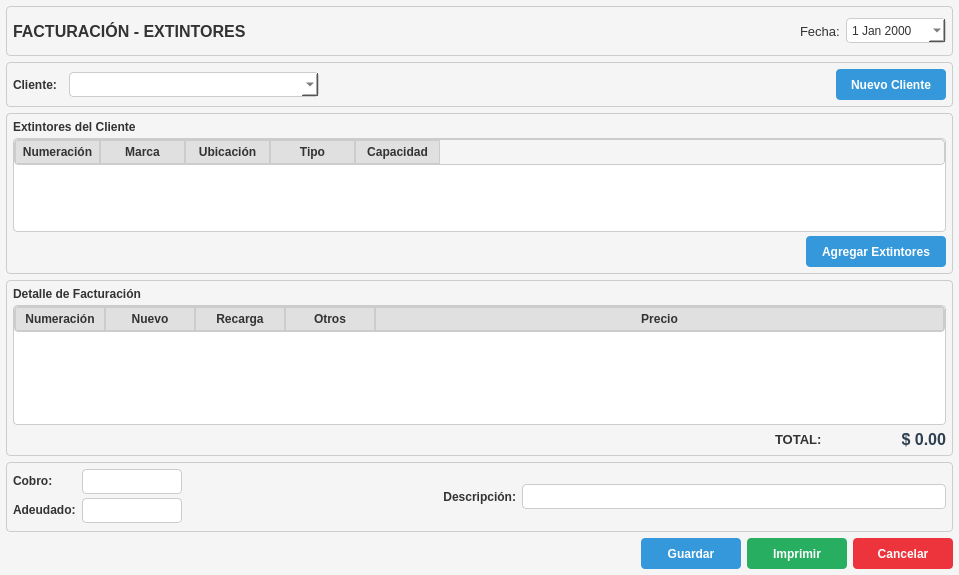
Qt form resources/ui/caja_tab.ui (Julian2455/beatmat) before a commit.
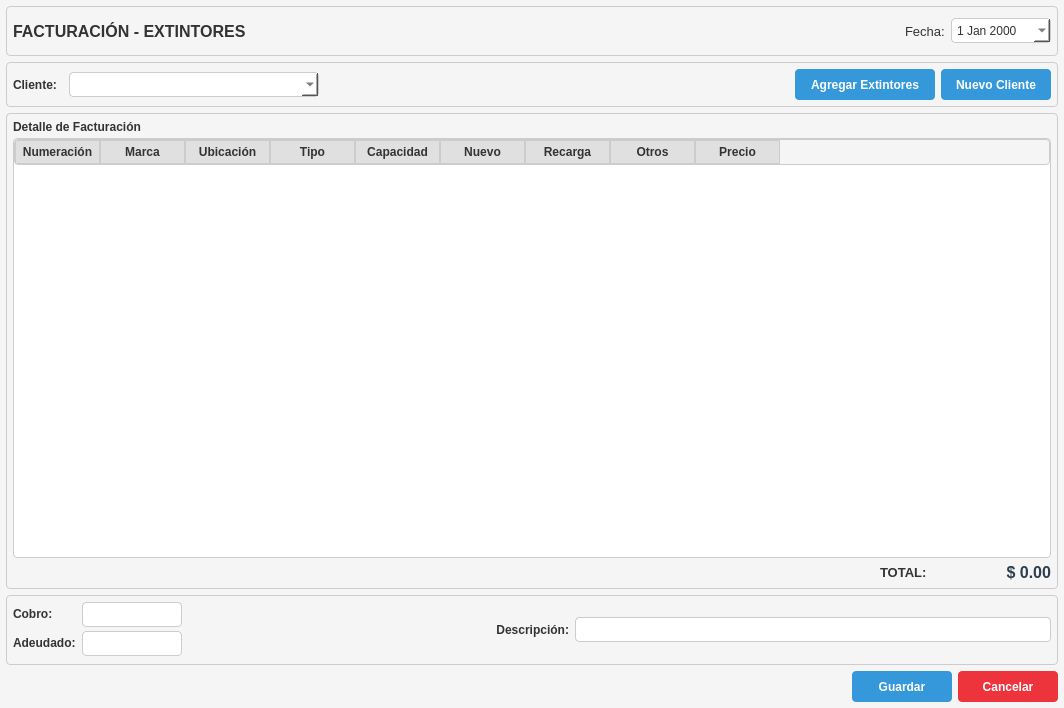
The same form after that commit. Icons and pictures are not drawn.

Commit message: tabla unica en caja

Patch:
```diff
--- a/resources/ui/caja_tab.ui
+++ b/resources/ui/caja_tab.ui
@@ -6,8 +6,8 @@
    <rect>
     <x>0</x>
     <y>0</y>
-    <width>959</width>
-    <height>575</height>
+    <width>1064</width>
+    <height>708</height>
    </rect>
   </property>
   <property name="windowTitle">
@@ -254,6 +254,31 @@
         </property>
        </spacer>
       </item>
+      <item>
+         <widget class="QPushButton" name="btnAgregarExtintores">
+          <property name="minimumSize">
+           <size>
+            <width>140</width>
+            <height>31</height>
+           </size>
+          </property>
+          <property name="font">
+           <font>
+           <bold>true</bold>
+           </font>
+          </property>
+          <property name="visible">
+           <bool>false</bool>
+          </property>
+          <property name="text">
+           <string>Agregar Extintores</string>
+          </property>
+          <property name="icon">
+           <iconset>
+            <normaloff>../images/extintor.png</normaloff>../images/extintor.png</iconset>
+          </property>
+         </widget>
+        </item>
       <item>
        <widget class="QPushButton" name="btnNuevoCliente">
         <property name="minimumSize">
@@ -324,7 +349,7 @@
          </font>
         </property>
         <property name="text">
-         <string>Extintores del Cliente</string>
+         <string>Detalle de Facturación</string>
         </property>
        </widget>
       </item>
@@ -367,109 +392,6 @@
           <string>Capacidad</string>
          </property>
         </column>
-       </widget>
-      </item>
-      <item>
-       <layout class="QHBoxLayout" name="horizontalLayout_3">
-        <item>
-         <spacer name="horizontalSpacer_3">
-          <property name="orientation">
-           <enum>Qt::Horizontal</enum>
-          </property>
-          <property name="sizeHint" stdset="0">
-           <size>
-            <width>40</width>
-            <height>20</height>
-           </size>
-          </property>
-         </spacer>
-        </item>
-        <item>
-         <widget class="QPushButton" name="btnAgregarExtintores">
-          <property name="minimumSize">
-           <size>
-            <width>140</width>
-            <height>31</height>
-           </size>
-          </property>
-          <property name="font">
-           <font>
-            <bold>true</bold>
-           </font>
-          </property>
-          <property name="visible">
-           <bool>false</bool>
-          </property>
-          <property name="text">
-           <string>Agregar Extintores</string>
-          </property>
-          <property name="icon">
-           <iconset>
-            <normaloff>../images/extintor.png</normaloff>../images/extintor.png</iconset>
-          </property>
-         </widget>
-        </item>
-       </layout>
-      </item>
-     </layout>
-    </widget>
-   </item>
-   <item>
-    <widget class="QFrame" name="frameDetalleFactura">
-     <property name="frameShape">
-      <enum>QFrame::StyledPanel</enum>
-     </property>
-     <property name="frameShadow">
-      <enum>QFrame::Raised</enum>
-     </property>
-     <layout class="QVBoxLayout" name="verticalLayout_3">
-      <property name="spacing">
-       <number>4</number>
-      </property>
-      <property name="leftMargin">
-       <number>6</number>
-      </property>
-      <property name="topMargin">
-       <number>6</number>
-      </property>
-      <property name="rightMargin">
-       <number>6</number>
-      </property>
-      <property name="bottomMargin">
-       <number>6</number>
-      </property>
-      <item>
-       <widget class="QLabel" name="labelDetalleFactura">
-        <property name="font">
-         <font>
-          <pointsize>9</pointsize>
-          <bold>true</bold>
-         </font>
-        </property>
-        <property name="text">
-         <string>Detalle de Facturación</string>
-        </property>
-       </widget>
-      </item>
-      <item>
-       <widget class="QTableWidget" name="tableDetalleFactura">
-        <property name="minimumSize">
-         <size>
-          <width>0</width>
-          <height>120</height>
-         </size>
-        </property>
-        <attribute name="horizontalHeaderDefaultSectionSize">
-         <number>90</number>
-        </attribute>
-        <attribute name="horizontalHeaderStretchLastSection">
-         <bool>true</bool>
-        </attribute>
-        <column>
-         <property name="text">
-          <string>Numeración</string>
-         </property>
-        </column>
         <column>
          <property name="text">
           <string>Nuevo</string>
@@ -493,9 +415,9 @@
        </widget>
       </item>
       <item>
-       <layout class="QHBoxLayout" name="horizontalLayout_4">
+       <layout class="QHBoxLayout" name="horizontalLayout_3">
         <item>
-         <spacer name="horizontalSpacer_4">
+         <spacer name="horizontalSpacer_3">
           <property name="orientation">
            <enum>Qt::Horizontal</enum>
           </property>
@@ -723,31 +645,6 @@
        </property>
       </widget>
      </item>
-     <item>
-      <widget class="QPushButton" name="btnImprimir">
-       <property name="minimumSize">
-        <size>
-         <width>100</width>
-         <height>31</height>
-        </size>
-       </property>
-       <property name="font">
-        <font>
-         <bold>true</bold>
-        </font>
-       </property>
-       <property name="styleSheet">
-        <string notr="true">background-color: #27ae60;</string>
-       </property>
-       <property name="text">
-        <string>Imprimir</string>
-       </property>
-       <property name="icon">
-        <iconset>
-         <normaloff>../images/print.png</normaloff>../images/print.png</iconset>
-       </property>
-      </widget>
-     </item>
      <item>
       <widget class="QPushButton" name="btnCancelar">
        <property name="minimumSize">
```
Left out of the diff: 22 changed lines with no effect on the pictures. The commit also changes 4 other files.
